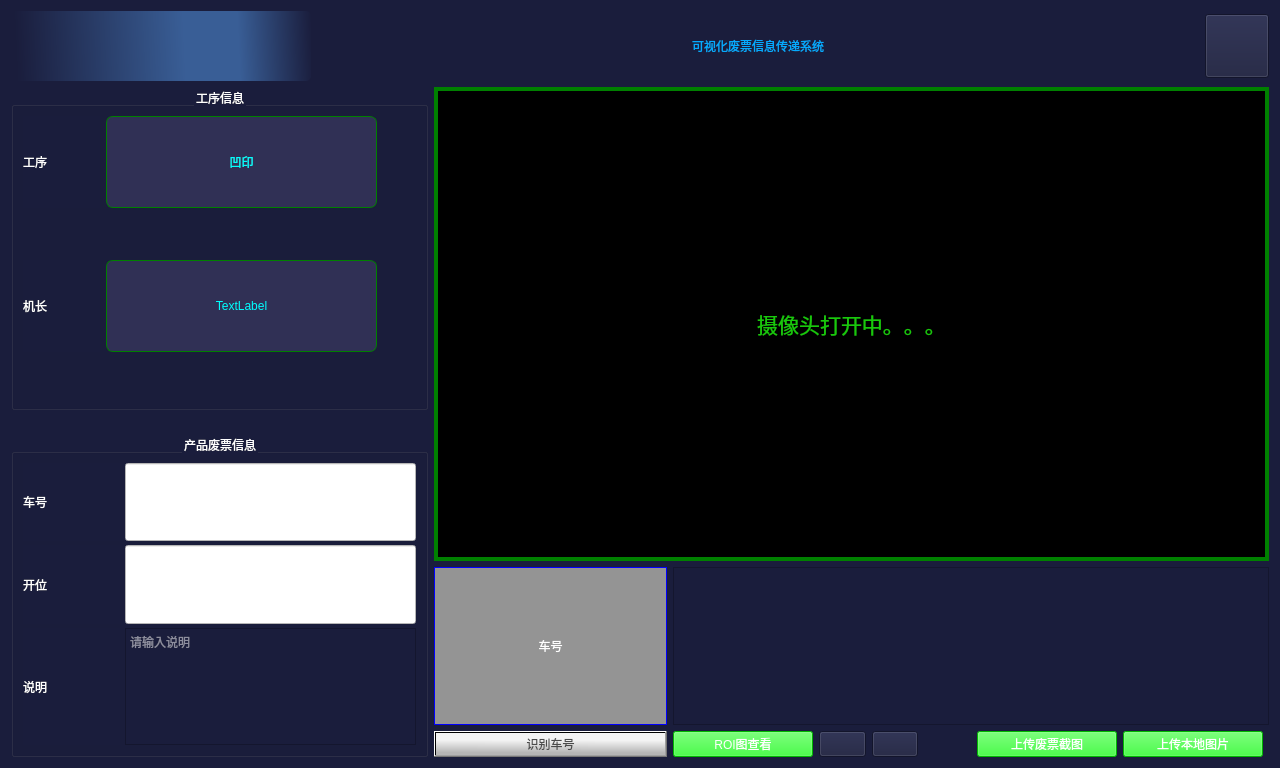
Old version of the form mainWindow.ui in the repository yangyi1976/visualProductPass.
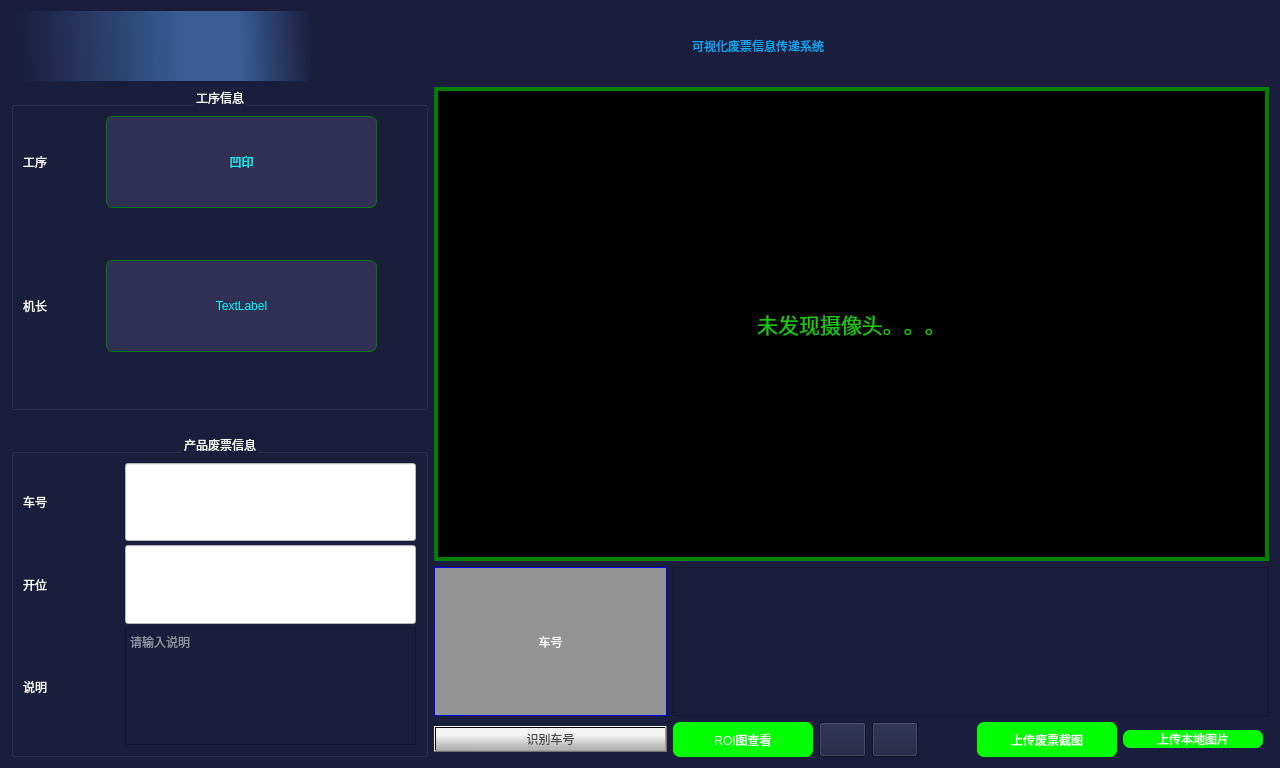
New version of the form. Icons and pictures are not drawn.

```diff
--- a/mainWindow.ui
+++ b/mainWindow.ui
@@ -88,7 +88,8 @@
         </size>
        </property>
        <property name="styleSheet">
-        <string notr="true">image: url(:/icon/icon/setup.ico);</string>
+        <string notr="true">image: url(:/icon/icon/setup.ico);
+border-radius:7px;</string>
        </property>
        <property name="text">
         <string/>
@@ -378,7 +379,7 @@
 background-color: rgb(0, 0, 0);</string>
          </property>
          <property name="text">
-          <string>&lt;html&gt;&lt;head/&gt;&lt;body&gt;&lt;p&gt;&lt;span style=&quot; font-size:16pt; color:#19c80c;&quot;&gt;摄像头打开中。。。&lt;/span&gt;&lt;/p&gt;&lt;/body&gt;&lt;/html&gt;</string>
+          <string>&lt;html&gt;&lt;head/&gt;&lt;body&gt;&lt;p&gt;&lt;span style=&quot; font-size:16pt; color:#19c80c;&quot;&gt;未发现摄像头。。。&lt;/span&gt;&lt;/p&gt;&lt;/body&gt;&lt;/html&gt;</string>
          </property>
          <property name="alignment">
           <set>Qt::AlignCenter</set>
@@ -415,7 +416,10 @@
          <item row="1" column="5">
           <widget class="QPushButton" name="btnUploadRIO">
            <property name="styleSheet">
-            <string notr="true">QPushButton{background-color: rgb(0, 255, 0);}
+            <string notr="true">QPushButton{background-color: rgb(0, 255, 0);
+border-radius:7px;
+height:35px;
+}
 
 :pressed
 { 
@@ -483,7 +487,10 @@
          <item row="1" column="6">
           <widget class="QPushButton" name="btnUpLocal">
            <property name="styleSheet">
-            <string notr="true">QPushButton{background-color: rgb(0, 255, 0);}
+            <string notr="true">QPushButton{background-color: rgb(0, 255, 0);
+border-radius:7px;
+
+}
 :pressed
 { 
  padding-left:3px;
@@ -502,7 +509,10 @@
          <item row="1" column="1">
           <widget class="QPushButton" name="btnViewROITable">
            <property name="styleSheet">
-            <string notr="true">QPushButton{background-color: rgb(0, 255, 0);}
+            <string notr="true">QPushButton{background-color: rgb(0, 255, 0);
+border-radius:7px;
+height:35px;
+}
 :pressed
 { 
  padding-left:3px;
@@ -511,7 +521,7 @@
 :hover
 {
  color:rgb(75, 75, 75);}
- 
+
 
 </string>
            </property>
```
Left out of the diff: 13 changed lines with no effect on the pictures.
